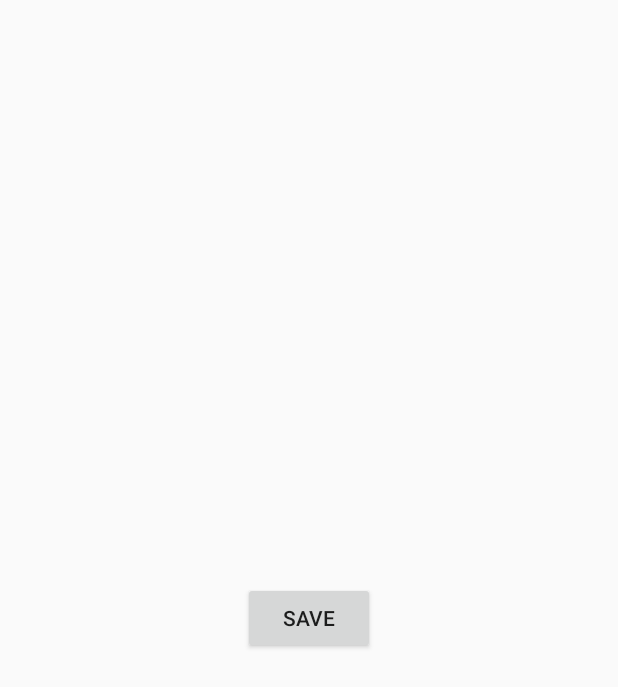
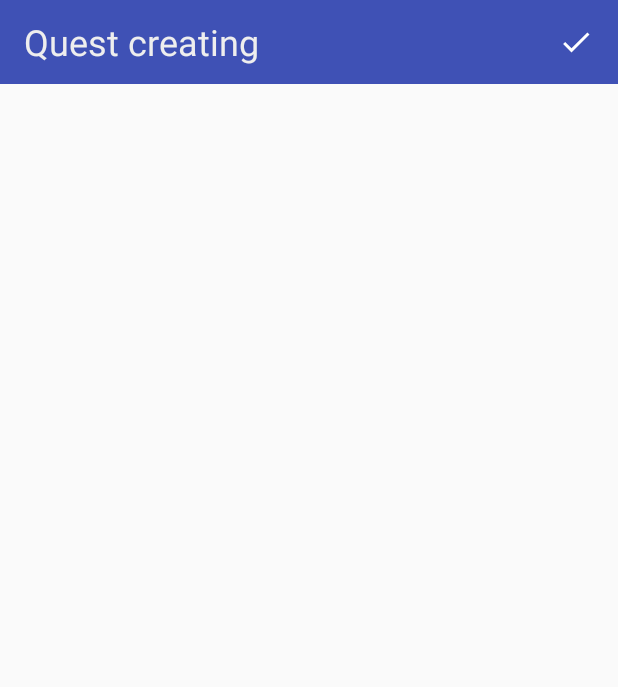
Before and after one commit to kirich74/QuestsApp, an Android app: the layout activity_create_quest.xml on its own in the app's theme, with its tools: preview values and no code run, on a phone screen of 412 x 824 dp. Shown: the top 687 px of the screen. Run offline under Robolectric (Android 15) with nearby library versions, the phone set to English and light mode, and no system bars.

Commit message:
Подправил дизайн

```diff
--- a/app/src/main/java/com/kirich74/questsapp/createquest/CreateQuestActivity.java
+++ b/app/src/main/java/com/kirich74/questsapp/createquest/CreateQuestActivity.java
@@ -26,6 +26,7 @@ import android.support.v7.widget.RecyclerView;
 import android.util.Log;
 import android.view.View;
 import android.widget.Button;
+import android.widget.ImageButton;
 import android.widget.Toast;
 
 import java.io.IOException;
@@ -282,7 +283,7 @@ public class CreateQuestActivity extends MvpActivity
         mAdapter = new ItemsRecyclerViewAdapter(this, this);
         mRecyclerView.setLayoutManager(mLinearLayoutManager);
 
-        Button button = (Button) findViewById(R.id.save);
+        ImageButton button = (ImageButton) findViewById(R.id.save);
         button.setOnClickListener(new View.OnClickListener() {
             @Override
             public void onClick(final View v) {
--- a/app/src/main/java/com/kirich74/questsapp/playquest/PlayQuestActivity.java
+++ b/app/src/main/java/com/kirich74/questsapp/playquest/PlayQuestActivity.java
@@ -16,6 +16,7 @@ import android.support.design.widget.FloatingActionButton;
 import android.support.v7.widget.LinearLayoutManager;
 import android.support.v7.widget.RecyclerView;
 import android.util.Log;
+import android.widget.TextView;
 import android.widget.Toast;
 
 public class PlayQuestActivity extends MvpActivity
@@ -42,6 +43,8 @@ public class PlayQuestActivity extends MvpActivity
     private LinearLayoutManager mLinearLayoutManager;
 
     private ItemsRecyclerViewAdapter mAdapter;
+
+    private TextView mQuestName;
 
     public static Intent getIntent(final Context context) {
         Intent intent = new Intent(context, PlayQuestActivity.class);
@@ -94,6 +97,7 @@ public class PlayQuestActivity extends MvpActivity
             int access = cursor
                     .getInt(cursor.getColumnIndex(QuestContract.QuestEntry.COLUMN_QUEST_ACCESS));
 
+            mQuestName.setText(name);
             mPlayQuestPresenter
                     .setQuest(mCurrentQuestUri, name, description, imageUri, dataJson, access);
         }
@@ -138,6 +142,7 @@ public class PlayQuestActivity extends MvpActivity
         }
 
         setContentView(R.layout.activity_play_quest);
+        mQuestName = (TextView) findViewById(R.id.quest_name_text_view);
         mRecyclerView = (RecyclerView) findViewById(R.id.play_quest_recycler_view);
         mLinearLayoutManager = new LinearLayoutManager(this);
         mAdapter = new ItemsRecyclerViewAdapter(this, this);
--- /dev/null
+++ b/app/src/main/res/drawable/ic_done_24dp.xml
@@ -0,0 +1,9 @@
+<vector xmlns:android="http://schemas.android.com/apk/res/android"
+        android:width="24dp"
+        android:height="24dp"
+        android:viewportWidth="24.0"
+        android:viewportHeight="24.0">
+    <path
+        android:fillColor="#FFF"
+        android:pathData="M9,16.2L4.8,12l-1.4,1.4L9,19 21,7l-1.4,-1.4L9,16.2z"/>
+</vector>
--- a/app/src/main/res/layout/activity_create_quest.xml
+++ b/app/src/main/res/layout/activity_create_quest.xml
@@ -1,6 +1,31 @@
-<FrameLayout xmlns:android="http://schemas.android.com/apk/res/android"
+<LinearLayout xmlns:android="http://schemas.android.com/apk/res/android"
     android:layout_width="match_parent"
-    android:layout_height="match_parent">
+    android:layout_height="match_parent"
+    android:orientation="vertical">
+
+    <FrameLayout
+        android:layout_width="match_parent"
+        android:layout_height="56dp"
+        android:background="@color/colorPrimary">
+
+        <TextView
+            android:layout_width="wrap_content"
+            android:layout_height="wrap_content"
+            android:layout_gravity="start|center"
+            android:paddingLeft="16dp"
+            android:text="@string/quest_creating"
+            android:textColor="@color/white"
+            android:textSize="24sp" />
+
+        <ImageButton
+            android:id="@+id/save"
+            android:layout_width="wrap_content"
+            android:layout_height="wrap_content"
+            android:layout_gravity="end|center"
+            android:background="@color/colorPrimary"
+            android:padding="16dp"
+            android:src="@drawable/ic_done_24dp" />
+    </FrameLayout>
 
     <android.support.v7.widget.RecyclerView
         android:id="@+id/create_quest_recycler_view"
@@ -10,11 +35,4 @@
 
     </android.support.v7.widget.RecyclerView>
 
-    <Button
-        android:id="@+id/save"
-        android:layout_gravity="center"
-        android:layout_width="wrap_content"
-        android:layout_height="wrap_content"
-        android:text="SAVE"/>
-
-</FrameLayout>
+</LinearLayout>
--- a/app/src/main/res/values/strings.xml
+++ b/app/src/main/res/values/strings.xml
@@ -13,6 +13,7 @@
     <string name="enter_quest_title">Enter quest title</string>
     <string name="enter_quest_description">Enter quest description</string>
     <string name="download">Download</string>
+    <string name="quest_creating">Quest creating</string>
 
     <string-array name="available_spinner">
         <item>Available for all</item>
```
Also changed, not shown: app/src/main/res/layout/activity_play_quest.xml (+20 -3 lines).
